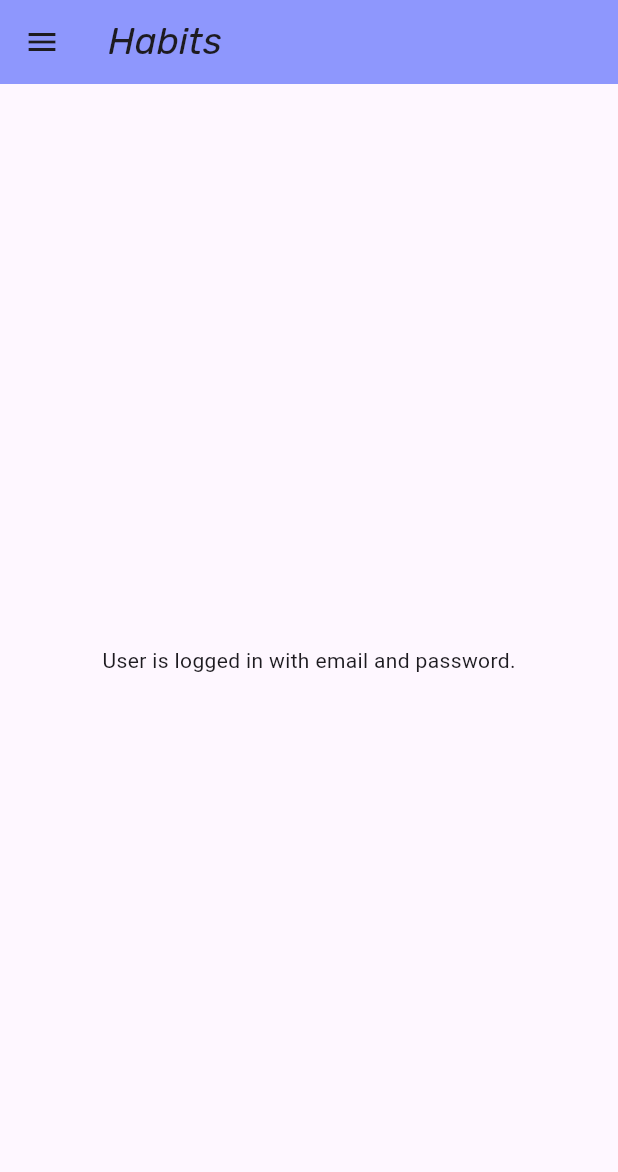
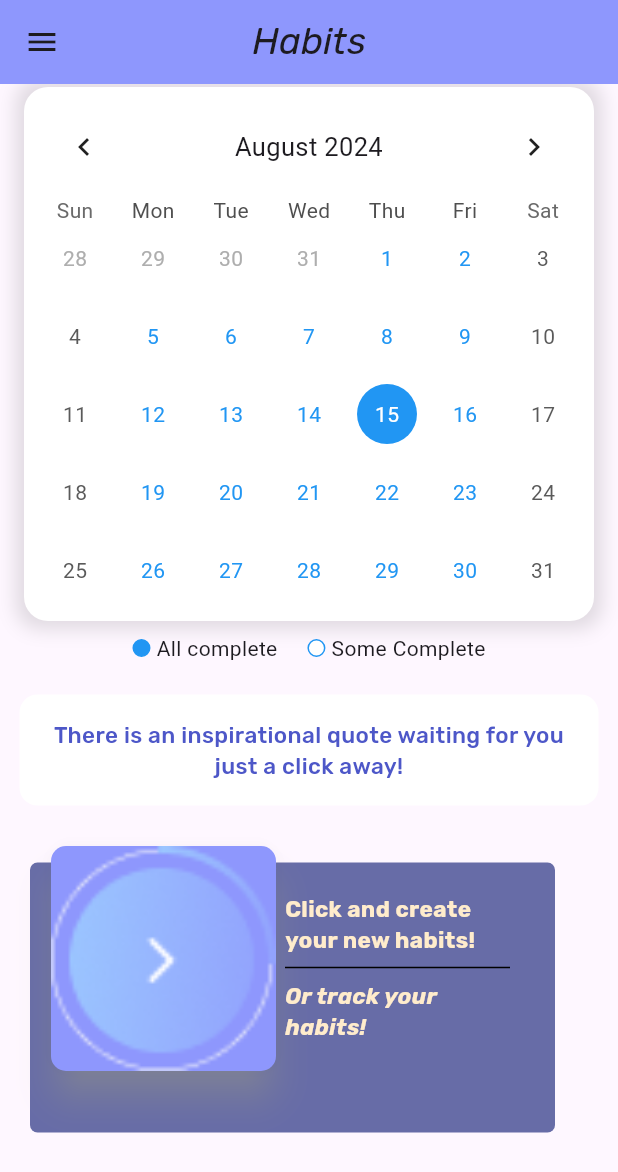
Before and after one commit to mertaksoyy/GoodPlace, a Flutter app: the MainScreenView screen opened by its route, on a phone screen of 412 x 824 dp. Shown: the top 1172 px of the screen. Run offline on Flutter 3.47's test engine with Material 3 defaults, Android fonts, the phone set to English and light mode, and no system bars; drawn by our look-alikes of table_calendar; our stand-ins replace firebase_auth, firebase_core, google_fonts, google_sign_in, shared_preferences; accounts and stored records are empty.

Commit message:
New update

```diff
--- a/goodplace/lib/constants/routes.dart
+++ b/goodplace/lib/constants/routes.dart
@@ -4,3 +4,4 @@
 const verifyEmailViewRoute = 'verify-email';
 const mainPageRoute = '/main-page';
 const onBoardViewRoute = '/onboard';
+const habitPageViewRoute = '/habitpage';
--- a/goodplace/lib/main.dart
+++ b/goodplace/lib/main.dart
@@ -3,6 +3,7 @@
 import 'package:flutter/material.dart';
 import 'package:goodplace/constants/routes.dart';
 import 'package:goodplace/firebase_options.dart';
+import 'package:goodplace/views/habit_page_view.dart';
 import 'package:goodplace/views/main_screen_view.dart';
 import 'package:goodplace/views/onboarding_view.dart';
 import 'package:goodplace/views/sign_in_view.dart';
@@ -35,6 +36,7 @@
         welcomePageRoute: (context) => const WelcomePage(),
         mainPageRoute: (context) => MainScreenView(),
         onBoardViewRoute: (context) => const OnBoardPage(),
+        habitPageViewRoute: (context) => const HabitPageView(),
       },
     );
   }
--- a/goodplace/lib/views/main_screen_view.dart
+++ b/goodplace/lib/views/main_screen_view.dart
@@ -44,6 +44,7 @@
               fontStyle: FontStyle.italic,
               fontSize: 25),
         ),
+        centerTitle: true,
       ),
       drawer: Drawer(
         child: ListView(
@@ -72,11 +73,6 @@
             ),
           ],
         ),
-      ),
-      body: const Center(
-        child: Text('User is logged in with email and password.'),
-      ),
-        centerTitle: true,
       ),
       body: Column(
         children: [
@@ -177,6 +173,83 @@
                 ),
               ),
             ),
+          ),
+          GestureDetector(
+            onTap: () {
+              Navigator.pushNamed(context, habitPageViewRoute);
+            },
+            child: Container(
+              height: 220,
+              child: Stack(
+                children: [
+                  Positioned(
+                      top: 25,
+                      left: 20,
+                      child: Material(
+                        child: Container(
+                          height: 180.0,
+                          width: 350,
+                          decoration: BoxDecoration(
+                              color: Color.fromARGB(255, 103, 108, 167),
+                              borderRadius: BorderRadius.circular(5.0)),
+                        ),
+                      )),
+                  Positioned(
+                    top: 10,
+                    left: 30,
+                    child: Card(
+                      elevation: 10.0,
+                      shadowColor:
+                          Color.fromARGB(255, 240, 238, 156).withOpacity(0.5),
+                      shape: RoundedRectangleBorder(
+                          borderRadius: BorderRadius.circular(15.0)),
+                      child: Container(
+                        height: 150,
+                        width: 150,
+                        decoration: BoxDecoration(
+                          color: Color(0xff8E97FD),
+                          borderRadius: BorderRadius.circular(10.0),
+                          image: DecorationImage(
+                              fit: BoxFit.fill,
+                              image:
+                                  AssetImage('assets/images/onboardbttn.png')),
+                        ),
+                      ),
+                    ),
+                  ),
+                  Positioned(
+                    top: 45,
+                    left: 190,
+                    child: Container(
+                      width: 150,
+                      height: 180,
+                      child: Column(
+                        children: [
+                          Text(
+                            "Click and create your new habits!",
+                            style: GoogleFonts.rubik(
+                                fontSize: 15,
+                                fontWeight: FontWeight.bold,
+                                color: Color(0xffFFECCC)),
+                          ),
+                          Divider(
+                            color: Colors.black,
+                          ),
+                          Text(
+                            "Or track your habits!",
+                            style: GoogleFonts.rubik(
+                                fontSize: 15,
+                                fontWeight: FontWeight.bold,
+                                fontStyle: FontStyle.italic,
+                                color: Color(0xffFFECCC)),
+                          ),
+                        ],
+                      ),
+                    ),
+                  )
+                ],
+              ),
+            ),
           )
         ],
       ),
```
Also changed, not shown: goodplace/lib/views/habit_page_view.dart (added, +39 -0 lines), goodplace/pubspec.lock, 4 other files.
